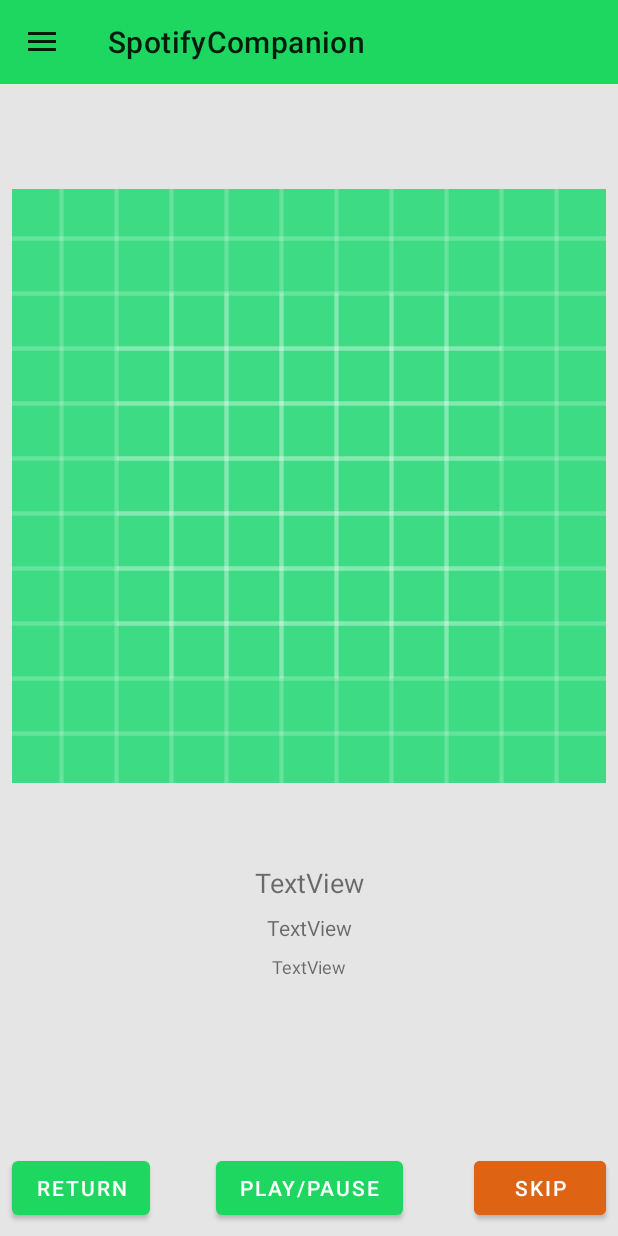
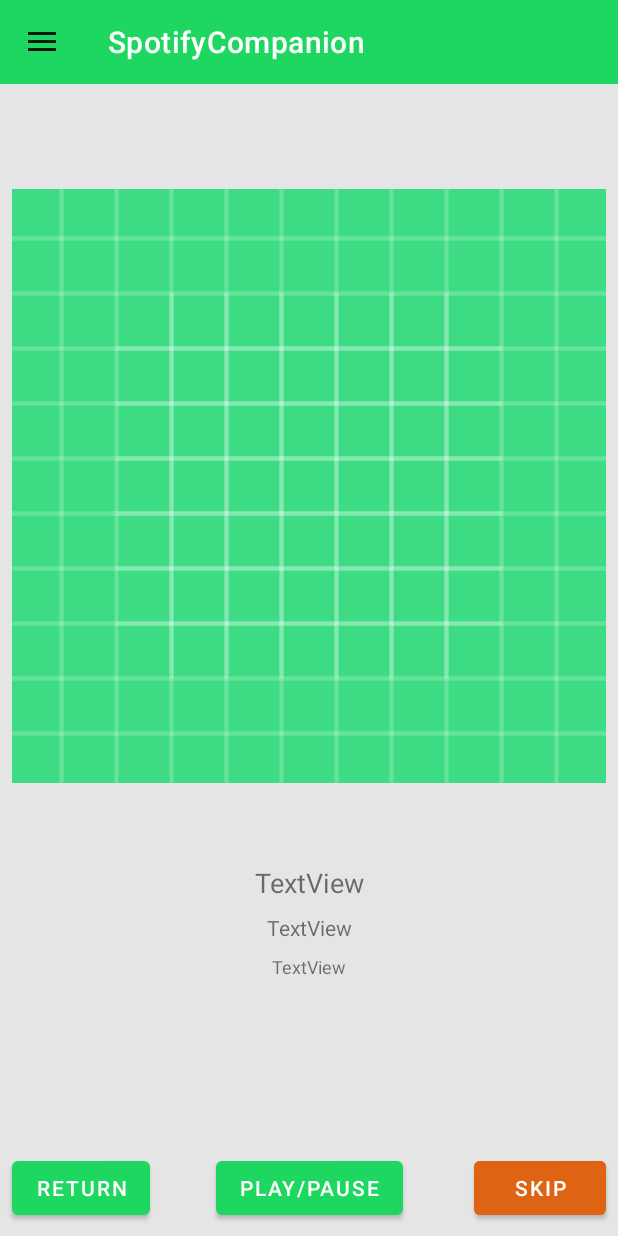
Before and after one commit to MD5-9029/spotify-companion, an Android app: the screen it shows after launch (MainActivity), on a phone screen of 412 x 824 dp. Run offline under Robolectric (Android 15) with nearby library versions, the phone set to English and light mode, and no system bars; libraries missing offline, so code that uses them is left out: com.spotify.android, com.spotify.protocol; 1 statement that could not run was skipped.

Commit message:
top bar text is now white to fit textOnPrimary attributes

```diff
--- a/app/src/main/res/layout/activity_main.xml
+++ b/app/src/main/res/layout/activity_main.xml
@@ -23,7 +23,8 @@
                 android:theme="?attr/actionBarTheme"
                 app:layout_constraintEnd_toEndOf="parent"
                 app:layout_constraintStart_toStartOf="parent"
-                app:layout_constraintTop_toTopOf="parent" />
+                app:layout_constraintTop_toTopOf="parent"
+                app:titleTextColor="@color/white" />
 
             <Button
                 android:id="@+id/bt_bottonLeft"
```
